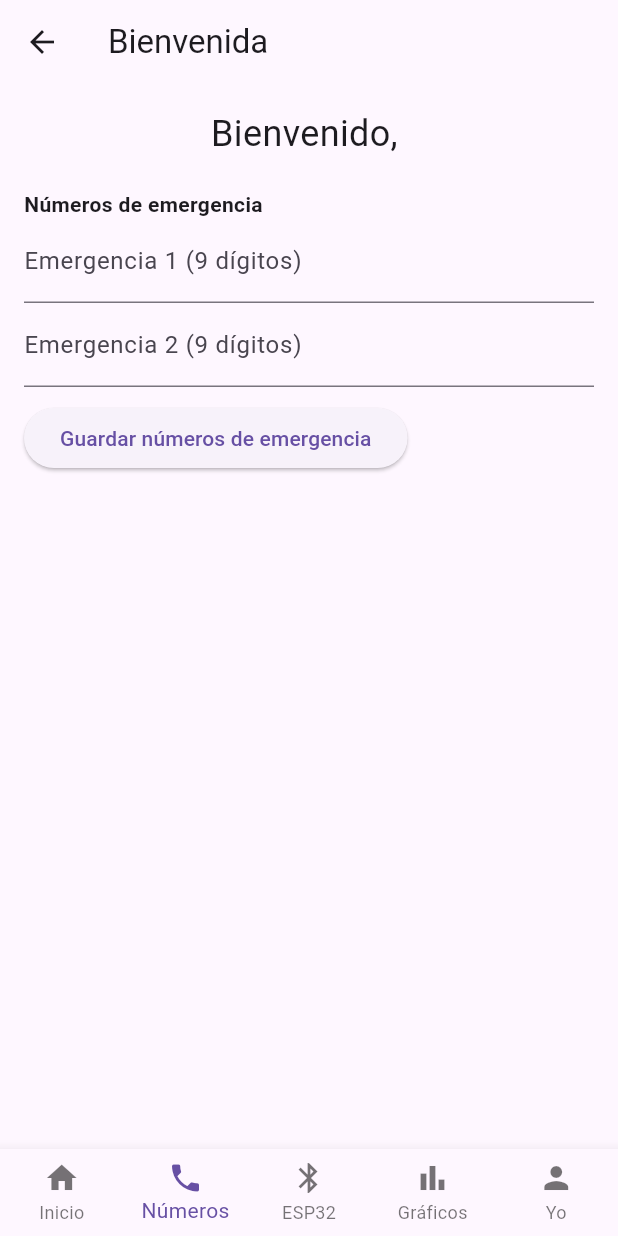
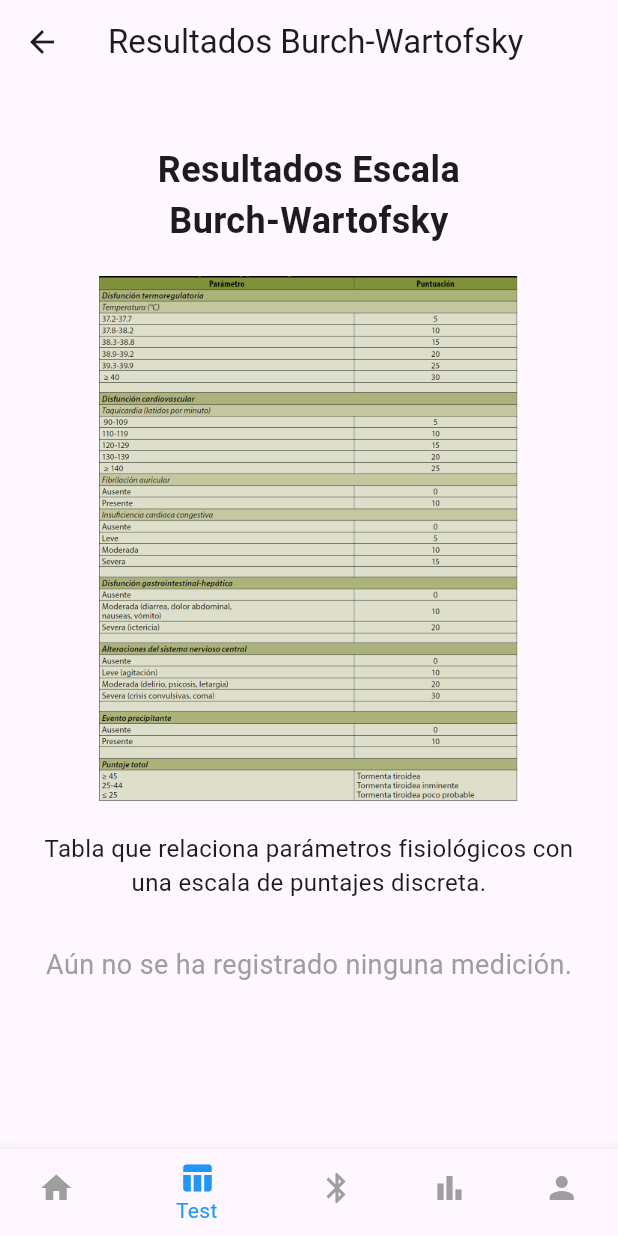
Before and after one commit to DiegoAlvarez1008/tormenta_flutter, a Flutter app: the RootNavigation screen opened by its route, item 2 of the bottom bar chosen, on a phone screen of 412 x 824 dp. Run offline on Flutter 3.47's test engine with Material 3 defaults, Android fonts, the light colour scheme and no system bars; our stand-ins replace cloud_firestore, firebase_auth, firebase_core, fl_chart, shared_preferences; missing offline and left inert: flutter_reactive_ble; accounts and stored records are empty.

Commit message:
Se añadieron: cálculo de promedio de datos en pantalla de tabla B-W, bloqueo de pantalla al recibir datos, modificación de íconos y etiquetas en la BottomNavigationBar

```diff
--- /dev/null
+++ b/lib/resultados_promedio.dart
@@ -0,0 +1,5 @@
+class ResultadosPromedio {
+  static double? tempPromedio;
+  static int? bpmPromedio;
+  static int? cantidadDatos;
+}
--- /dev/null
+++ b/lib/screens/ble_state_controller.dart
@@ -0,0 +1,11 @@
+class BLEStateController {
+  static final BLEStateController _instance = BLEStateController._internal();
+
+  factory BLEStateController() {
+    return _instance;
+  }
+
+  BLEStateController._internal();
+
+  bool bleActivo = false;
+}
--- a/lib/screens/emergency_register.dart
+++ b/lib/screens/emergency_register.dart
@@ -1,145 +1,77 @@
 import 'package:flutter/material.dart';
-import 'package:firebase_auth/firebase_auth.dart';
-import 'package:cloud_firestore/cloud_firestore.dart';
-import 'package:flutter/services.dart';
-import 'package:shared_preferences/shared_preferences.dart';
+import 'package:tormenta_app/resultados_promedio.dart';
 
-class EmergencyRegisterScreen extends StatefulWidget {
-  final String dni;
-
-  const EmergencyRegisterScreen({super.key, required this.dni});
-
-  @override
-  State<EmergencyRegisterScreen> createState() => _EmergencyRegisterScreenState();
-}
-
-class _EmergencyRegisterScreenState extends State<EmergencyRegisterScreen> {
-  String displayName = "";
-
-  final _formKeyEmerg = GlobalKey<FormState>();
-  final _emerg1Controller = TextEditingController();
-  final _emerg2Controller = TextEditingController();
-  String _emergError = "";
-
-  @override
-  void initState() {
-    super.initState();
-    _loadUserName(widget.dni);
-  }
-
-  Future<void> _loadUserName(String dni) async {
-    final query = await FirebaseFirestore.instance
-        .collection('users')
-        .where('dni', isEqualTo: dni)
-        .limit(1)
-        .get();
-
-    if (query.docs.isNotEmpty) {
-      final name = query.docs.first['nombre'] as String;
-      final parts = name.split(' ');
-      if (parts.length >= 4) {
-        displayName = "${parts[0]} ${parts[2]}";
-      } else if (parts.length >= 2) {
-        displayName = "${parts[0]} ${parts[1]}";
-      } else {
-        displayName = parts[0];
-      }
-    }
-    setState(() {});
-  }
-
-  Future<void> _saveEmergencyNumbers() async {
-    if (!_formKeyEmerg.currentState!.validate()) return;
-
-    final uid = FirebaseAuth.instance.currentUser!.uid;
-    try {
-      await FirebaseFirestore.instance
-          .collection('users')
-          .doc(uid)
-          .set({
-        'emergencia1': _emerg1Controller.text.trim(),
-        'emergencia2': _emerg2Controller.text.trim(),
-      }, SetOptions(merge: true));
-
-      ScaffoldMessenger.of(context).showSnackBar(
-        const SnackBar(content: Text('Números de emergencia guardados')),
-      );
-
-      // Reinicia RootNavigation mostrando la pestaña 0
-      Navigator.pushNamedAndRemoveUntil(
-        context,
-        '/root',
-        arguments: {
-          'dni': widget.dni,
-          'initialIndex': 0,
-        },
-            (route) => false,
-      );
-    } catch (e) {
-      setState(() => _emergError = "Error al guardar: ${e.toString()}");
-    }
-  }
-
+class EmergencyRegisterScreen extends StatelessWidget {
+  const EmergencyRegisterScreen({Key? key}) : super(key: key);
 
   @override
   Widget build(BuildContext context) {
+    final t = ResultadosPromedio.tempPromedio;
+    final bpm = ResultadosPromedio.bpmPromedio;
+    final cantidad = ResultadosPromedio.cantidadDatos;
+
     return Scaffold(
-      appBar: AppBar(
-        title: const Text("Bienvenida"),
-      ),
+      appBar: AppBar(title: const Text("Resultados Burch-Wartofsky")),
       body: SingleChildScrollView(
-        padding: const EdgeInsets.all(16),
+        padding: const EdgeInsets.all(20),
         child: Column(
-          crossAxisAlignment: CrossAxisAlignment.start,
+          crossAxisAlignment: CrossAxisAlignment.center,
           children: [
-            Center(
-              child: Text("Bienvenido, $displayName",
-                  style: const TextStyle(fontSize: 24)),
+            const SizedBox(height: 20),
+            const Text(
+              "Resultados Escala\nBurch-Wartofsky",
+              textAlign: TextAlign.center,
+              style: TextStyle(
+                fontSize: 24,
+                fontWeight: FontWeight.bold,
+              ),
             ),
             const SizedBox(height: 20),
-            Form(
-              key: _formKeyEmerg,
-              child: Column(
-                crossAxisAlignment: CrossAxisAlignment.start,
+            InteractiveViewer(
+              panEnabled: true,
+              minScale: 1,
+              maxScale: 4,
+              child: Image.asset(
+                "assets/images/tabla_burch.png",
+                fit: BoxFit.contain,
+                height: 350, // Puedes ajustar esto
+                width: MediaQuery.of(context).size.width * 0.95,
+              ),
+            ),
+            const SizedBox(height: 20),
+            const Text(
+              "Tabla que relaciona parámetros fisiológicos con una escala de puntajes discreta.",
+              textAlign: TextAlign.center,
+              style: TextStyle(fontSize: 16),
+            ),
+            const SizedBox(height: 30),
+            if (t != null && bpm != null)
+              Column(
                 children: [
-                  const Text(
-                    "Números de emergencia",
-                    style: TextStyle(fontWeight: FontWeight.bold),
+                  Text(
+                    "Temperatura promedio: ${t.toStringAsFixed(1)} °C",
+                    textAlign: TextAlign.center,
+                    style: const TextStyle(fontSize: 18),
                   ),
-                  TextFormField(
-                    controller: _emerg1Controller,
-                    keyboardType: TextInputType.phone,
-                    decoration: const InputDecoration(labelText: "Emergencia 1 (9 dígitos)"),
-                    validator: (v) {
-                      if (v == null || v.length != 9) return "Debe tener 9 dígitos";
-                      return null;
-                    },
+                  const SizedBox(height: 10),
+                  Text(
+                    "Frecuencia cardiaca promedio: $bpm BPM",
+                    textAlign: TextAlign.center,
+                    style: const TextStyle(fontSize: 18),
                   ),
-                  TextFormField(
-                    controller: _emerg2Controller,
-                    keyboardType: TextInputType.phone,
-                    decoration: const InputDecoration(labelText: "Emergencia 2 (9 dígitos)"),
-                    validator: (v) {
-                      if (v == null || v.length != 9) return "Debe tener 9 dígitos";
-                      return null;
-                    },
-                  ),
-                  if (_emergError.isNotEmpty)
-                    Padding(
-                      padding: const EdgeInsets.only(top: 4),
-                      child: Text(
-                        _emergError,
-                        style: const TextStyle(color: Colors.red),
-                      ),
-                    ),
                   const SizedBox(height: 10),
-                  ElevatedButton(
-                    onPressed: _saveEmergencyNumbers,
-                    child: const Text("Guardar números de emergencia"),
+                  Text(
+                    "Cantidad de mediciones: $cantidad",
+                    textAlign: TextAlign.center,
+                    style: const TextStyle(fontSize: 18),
                   ),
                 ],
+              )
+            else
+              const Text(
+                "Aún no se ha registrado ninguna medición.",
+                style: TextStyle(fontSize: 18, color: Colors.grey),
               ),
-            ),
           ],
         ),
       ),
--- a/lib/screens/root_navigation.dart
+++ b/lib/screens/root_navigation.dart
@@ -1,7 +1,7 @@
 import 'package:flutter/material.dart';
 import 'package:cloud_firestore/cloud_firestore.dart';
 import 'package:firebase_auth/firebase_auth.dart';
-
+import 'package:tormenta_app/screens/ble_state_controller.dart';
 import 'intro_screen.dart';
 import 'emergency_register.dart';
 import 'esp32_screen.dart';
@@ -49,7 +49,7 @@ class _RootNavigationState extends State<RootNavigation> {
     // Crear la lista de pantallas, inyectando _dni solo donde se necesita
     _screens = [
       IntroScreen(dni: _dni),
-      EmergencyRegisterScreen(dni: _dni),
+      EmergencyRegisterScreen(),
       const ESP32Screen(),
       const ChartsScreen(),
       const ProfileScreen(),
@@ -76,11 +76,25 @@ class _RootNavigationState extends State<RootNavigation> {
       body: _screens[_currentIndex],
       bottomNavigationBar: BottomNavigationBar(
         currentIndex: _currentIndex,
-        type: BottomNavigationBarType.fixed,
-        onTap: (i) => setState(() => _currentIndex = i),
+        onTap: (index) {
+          if (BLEStateController().bleActivo) {
+            ScaffoldMessenger.of(context).showSnackBar(
+              const SnackBar(
+                content: Text("No puedes navegar mientras STORMI está activo."),
+                duration: Duration(seconds: 2),
+              ),
+            );
+            return; // Ignora taps
+          }
+          setState(() {
+            _currentIndex = index;
+          });
+        },
+        selectedItemColor: Colors.blue,
+        unselectedItemColor: Colors.grey,
         items: const [
           BottomNavigationBarItem(icon: Icon(Icons.home), label: 'Inicio'),
-          BottomNavigationBarItem(icon: Icon(Icons.phone), label: 'Números'),
+          BottomNavigationBarItem(icon: Icon(Icons.table_chart), label: 'Test'),
           BottomNavigationBarItem(icon: Icon(Icons.bluetooth), label: 'ESP32'),
           BottomNavigationBarItem(icon: Icon(Icons.bar_chart), label: 'Gráficos'),
           BottomNavigationBarItem(icon: Icon(Icons.person), label: 'Yo'),
```
Also changed, not shown: lib/screens/esp32_screen.dart (+84 -10 lines), assets/images/tabla_burch.png (added).
